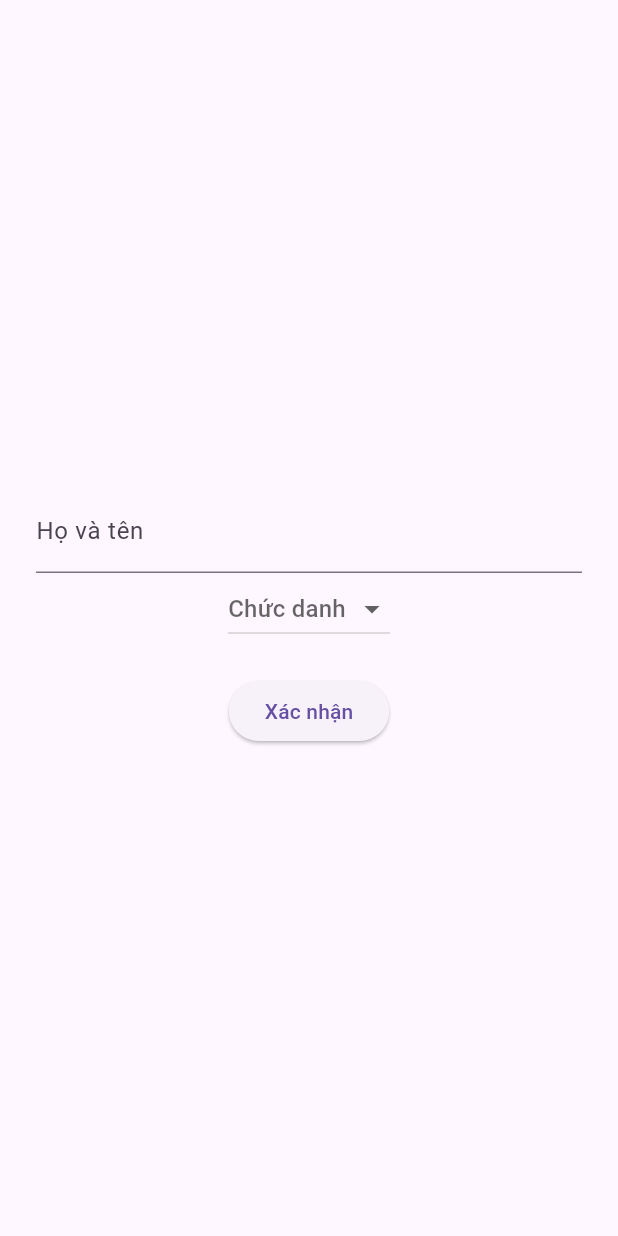
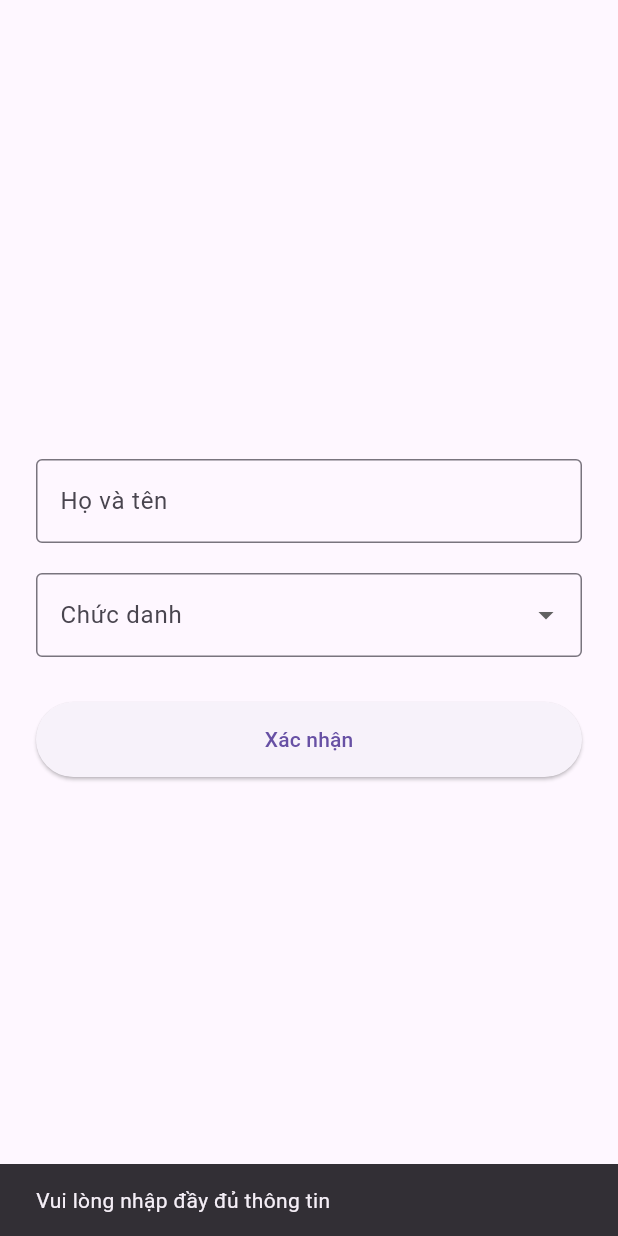
Before and after one commit to bmyta94/thankinh_pex2, a Flutter app: the screen it shows after launch, after a tap on "Xác nhận", on a phone screen of 412 x 824 dp. Run offline on Flutter 3.47's test engine with Material 3 defaults, Android fonts, the light colour scheme and no system bars; our stand-ins replace shared_preferences, signature; missing offline and left inert: udp.

Commit message:
Update main.dart

```diff
--- a/lib/main.dart
+++ b/lib/main.dart
@@ -23,30 +23,63 @@ class _AppWrapperState extends State<AppWrapper> {
   @override
   void initState() {
     super.initState();
+    _setupWifiListener();
+  }
 
+  void _setupWifiListener() {
     WifiBroadcast.listen((data) async {
-      final sender = data["from"];
-      final receivedForm = data["form"];
+      try {
+        if (data is! Map) {
+          debugPrint('Dữ liệu nhận được không phải dạng Map');
+          return;
+        }
 
-      Map<String, dynamic> parsedForm = {};
+        final sender = data["from"]?.toString() ?? 'Unknown';
+        final receivedForm = data["form"];
 
-      try {
-        (receivedForm as Map).forEach((key, value) {
-          parsedForm[key.toString()] = value;
+        if (receivedForm == null) {
+          debugPrint('Không có dữ liệu form');
+          return;
+        }
+
+        final parsedForm = _parseFormData(receivedForm);
+
+        await repo.YLenhRepository.add({
+          "from": sender,
+          "form": parsedForm
         });
       } catch (e) {
-        print("Lỗi ép kiểu form: $e");
-        return;
+        debugPrint("Lỗi xử lý dữ liệu: $e");
+        debugPrint("Dữ liệu gây lỗi: ${data.toString()}");
       }
+    });
+  }
 
-      await repo.YLenhRepository.add({"from": sender, "form": parsedForm});
-    });
+  Map<String, dynamic> _parseFormData(dynamic formData) {
+    final Map<String, dynamic> result = {};
+
+    if (formData is Map) {
+      formData.forEach((key, value) {
+        final String safeKey = key?.toString() ?? 'null_key';
+
+        if (value == null) {
+          result[safeKey] = null;
+        } else if (value is num || value is String || value is bool) {
+          result[safeKey] = value;
+        } else {
+          result[safeKey] = value.toString();
+        }
+      });
+    }
+
+    return result;
   }
 
   @override
   Widget build(BuildContext context) {
     return MaterialApp(
       navigatorKey: _navKey,
+      debugShowCheckedModeBanner: false,
       home: LoginScreen(navKey: _navKey),
     );
   }
@@ -65,6 +98,12 @@ class _LoginScreenState extends State<LoginScreen> {
   String? _selectedRole;
 
   @override
+  void dispose() {
+    _controller.dispose();
+    super.dispose();
+  }
+
+  @override
   Widget build(BuildContext context) {
     return Scaffold(
       body: Center(
@@ -75,34 +114,30 @@ class _LoginScreenState extends State<LoginScreen> {
             children: [
               TextField(
                 controller: _controller,
-                decoration: const InputDecoration(labelText: 'Họ và tên'),
+                decoration: const InputDecoration(
+                  labelText: 'Họ và tên',
+                  border: OutlineInputBorder(),
+                ),
               ),
-              DropdownButton<String>(
+              const SizedBox(height: 20),
+              DropdownButtonFormField<String>(
                 value: _selectedRole,
-                hint: const Text('Chức danh'),
+                decoration: const InputDecoration(
+                  labelText: 'Chức danh',
+                  border: OutlineInputBorder(),
+                ),
                 items: const [
                   DropdownMenuItem(value: 'Bác sĩ', child: Text('Bác sĩ')),
                   DropdownMenuItem(value: 'Điều dưỡng', child: Text('Điều dưỡng')),
                 ],
                 onChanged: (value) => setState(() => _selectedRole = value),
               ),
-              const SizedBox(height: 20),
+              const SizedBox(height: 30),
               ElevatedButton(
-                onPressed: () {
-                  if (_selectedRole == 'Bác sĩ') {
-                    widget.navKey.currentState!.pushReplacement(
-                      MaterialPageRoute(
-                        builder: (_) => FormScreen(hoTen: _controller.text),
-                      ),
-                    );
-                  } else if (_selectedRole == 'Điều dưỡng') {
-                    widget.navKey.currentState!.pushReplacement(
-                      MaterialPageRoute(
-                        builder: (_) => DanhSachYLenh(hoTen: _controller.text),
-                      ),
-                    );
-                  }
-                },
+                style: ElevatedButton.styleFrom(
+                  minimumSize: const Size(double.infinity, 50),
+                ),
+                onPressed: _handleLogin,
                 child: const Text('Xác nhận'),
               ),
             ],
@@ -111,4 +146,27 @@ class _LoginScreenState extends State<LoginScreen> {
       ),
     );
   }
+
+  void _handleLogin() {
+    if (_controller.text.isEmpty || _selectedRole == null) {
+      ScaffoldMessenger.of(context).showSnackBar(
+        const SnackBar(content: Text('Vui lòng nhập đầy đủ thông tin')),
+      );
+      return;
+    }
+
+    if (_selectedRole == 'Bác sĩ') {
+      widget.navKey.currentState!.pushReplacement(
+        MaterialPageRoute(
+          builder: (_) => FormScreen(hoTen: _controller.text),
+        ),
+      );
+    } else if (_selectedRole == 'Điều dưỡng') {
+      widget.navKey.currentState!.pushReplacement(
+        MaterialPageRoute(
+          builder: (_) => DanhSachYLenh(hoTen: _controller.text),
+        ),
+      );
+    }
+  }
 }
```
